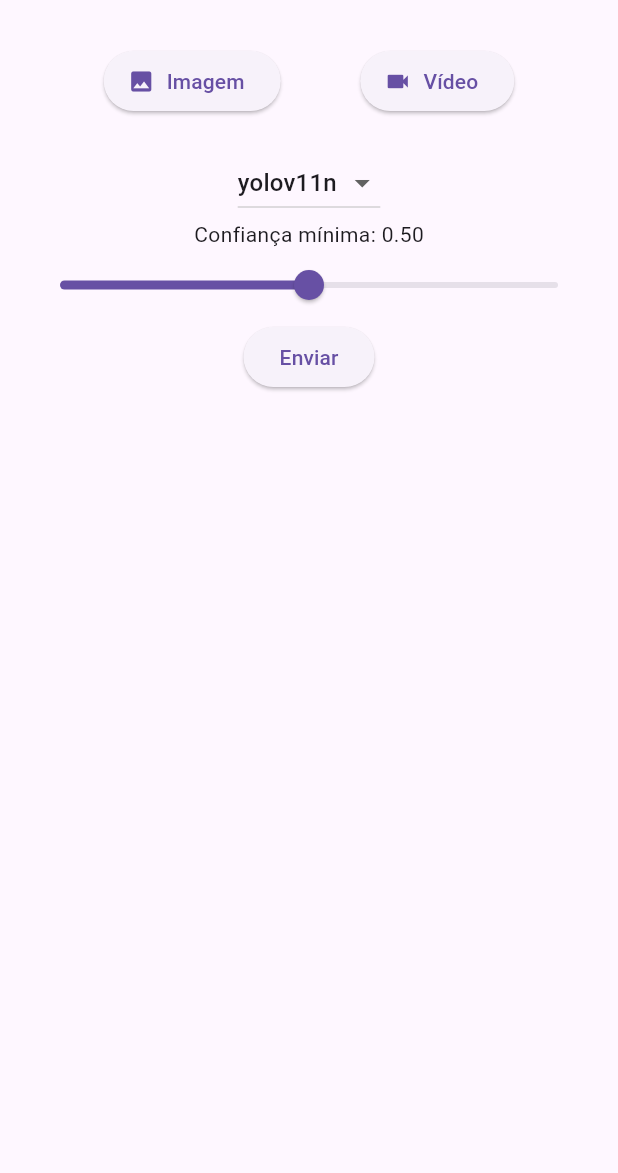
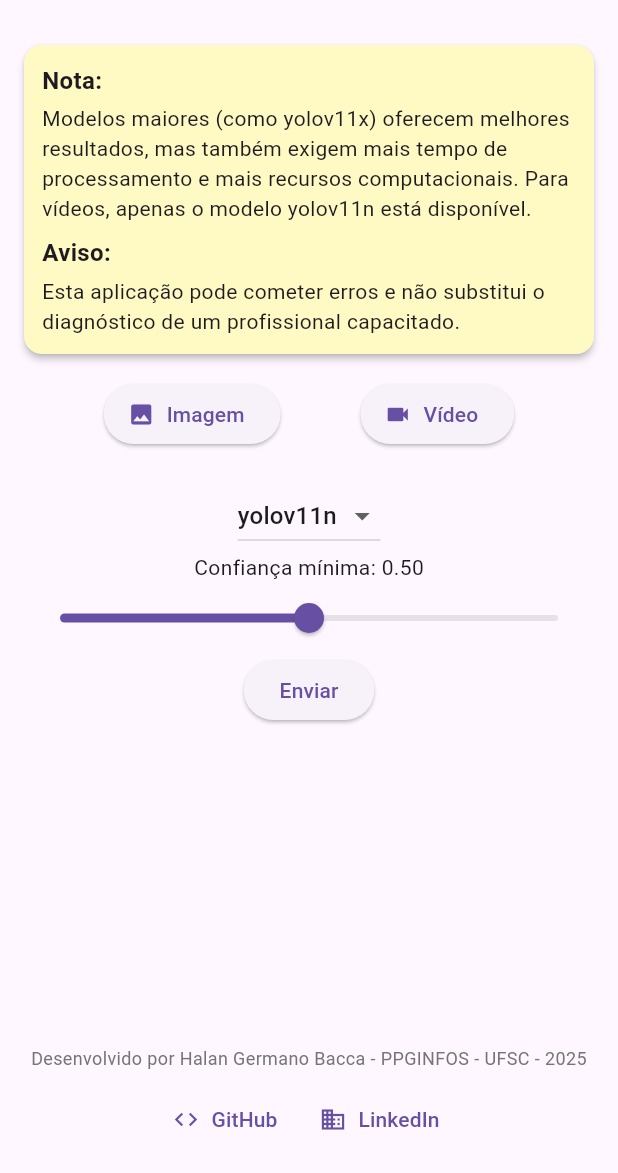
Before and after one commit to halangbacca/parasite-detector-mobile, a Flutter app: the screen it shows after launch, on a phone screen of 412 x 824 dp, the part 63-1236 px from its top. Run offline on Flutter 3.47's test engine with Material 3 defaults, Android fonts, the phone set to English and light mode, and no system bars; our stand-ins replace dio, image_picker.

Commit message:
Implementa notas e rodapé

```diff
--- a/lib/main.dart
+++ b/lib/main.dart
@@ -192,6 +192,36 @@ class _UploadScreenState extends State<UploadScreen> {
         child: Column(
           crossAxisAlignment: CrossAxisAlignment.center,
           children: [
+            Card(
+              color: Colors.yellow[100],
+              elevation: 2,
+              margin: EdgeInsets.only(bottom: 16),
+              child: Padding(
+                padding: const EdgeInsets.all(12.0),
+                child: Column(
+                  crossAxisAlignment: CrossAxisAlignment.start,
+                  children: [
+                    Text('Nota:',
+                        style: TextStyle(
+                            fontWeight: FontWeight.bold, fontSize: 16)),
+                    SizedBox(height: 4),
+                    Text(
+                      'Modelos maiores (como yolov11x) oferecem melhores resultados, mas também exigem mais tempo de processamento e mais recursos computacionais. Para vídeos, apenas o modelo yolov11n está disponível.',
+                      style: TextStyle(fontSize: 14),
+                    ),
+                    SizedBox(height: 8),
+                    Text('Aviso:',
+                        style: TextStyle(
+                            fontWeight: FontWeight.bold, fontSize: 16)),
+                    SizedBox(height: 4),
+                    Text(
+                      'Esta aplicação pode cometer erros e não substitui o diagnóstico de um profissional capacitado.',
+                      style: TextStyle(fontSize: 14),
+                    ),
+                  ],
+                ),
+              ),
+            ),
             Row(
               mainAxisAlignment: MainAxisAlignment.spaceEvenly,
               children: [
@@ -297,6 +327,36 @@ class _UploadScreenState extends State<UploadScreen> {
           ],
         ),
       ),
+      bottomNavigationBar: Padding(
+        padding: const EdgeInsets.all(12.0),
+        child: Column(
+          mainAxisSize: MainAxisSize.min,
+          children: [
+            Text(
+              'Desenvolvido por Halan Germano Bacca - PPGINFOS - UFSC - 2025',
+              textAlign: TextAlign.center,
+              style: TextStyle(fontSize: 12, color: Colors.grey[600]),
+            ),
+            SizedBox(height: 8),
+            Row(
+              mainAxisAlignment: MainAxisAlignment.center,
+              children: [
+                TextButton.icon(
+                  onPressed: () => _abrirUrl('https://github.com/halangbacca'),
+                  icon: Icon(Icons.code),
+                  label: Text('GitHub'),
+                ),
+                TextButton.icon(
+                  onPressed: () =>
+                      _abrirUrl('https://www.linkedin.com/in/halanbacca'),
+                  icon: Icon(Icons.business),
+                  label: Text('LinkedIn'),
+                ),
+              ],
+            ),
+          ],
+        ),
+      ),
     );
   }
 }
```
Also changed, not shown: 4 other files.
